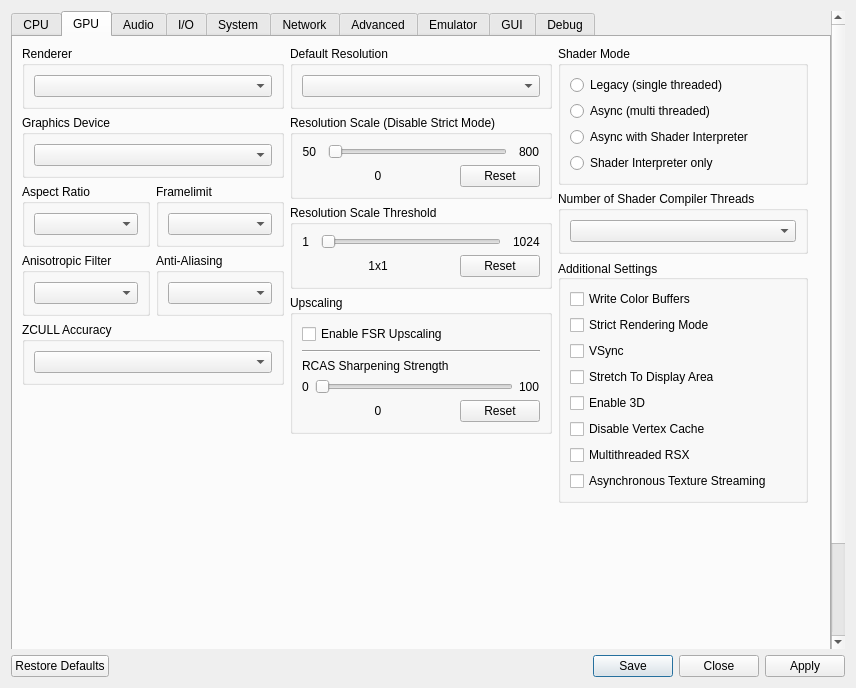
Qt form rpcs3/rpcs3qt/settings_dialog.ui (RPCS3/rpcs3) before a commit.
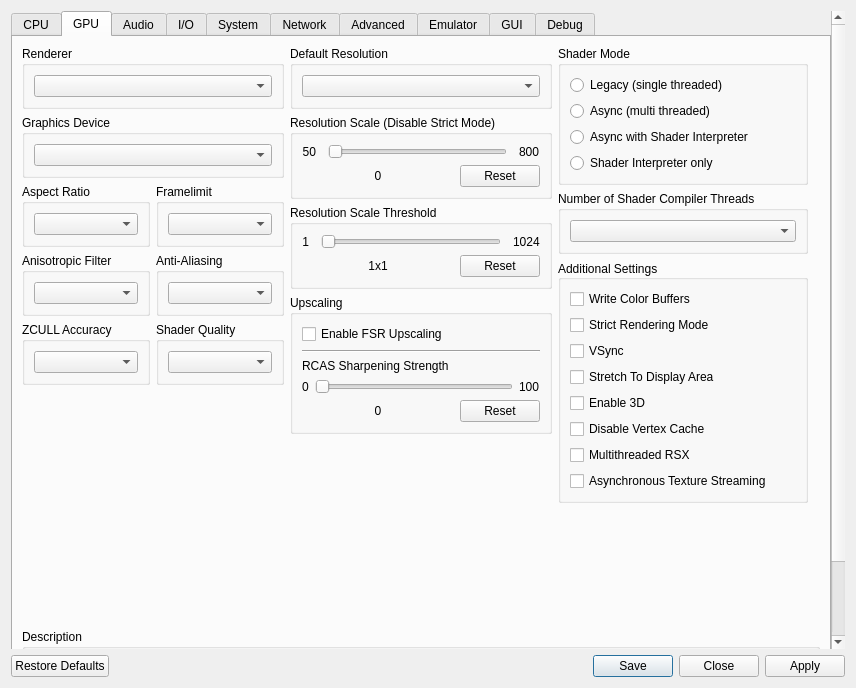
The same form after that commit. The open tabs and pages were chosen to show the change. Icons and pictures are not drawn.

Commit message: rsx: Move fp16 toggle to a global shader precision option

Patch:
```diff
--- a/rpcs3/rpcs3qt/settings_dialog.ui
+++ b/rpcs3/rpcs3qt/settings_dialog.ui
@@ -43,8 +43,8 @@
        <rect>
         <x>0</x>
         <y>0</y>
-        <width>838</width>
-        <height>641</height>
+        <width>821</width>
+        <height>678</height>
        </rect>
       </property>
       <property name="sizePolicy">
@@ -54,7 +54,7 @@
        </sizepolicy>
       </property>
       <property name="currentIndex">
-       <number>0</number>
+       <number>1</number>
       </property>
       <widget class="QWidget" name="coreTab">
        <attribute name="title">
@@ -209,8 +209,8 @@
                 <widget class="QSlider" name="maxPreemptCount">
                  <property name="sizePolicy">
                   <sizepolicy hsizetype="Preferred" vsizetype="Minimum">
-                    <horstretch>0</horstretch>
-                    <verstretch>0</verstretch>
+                   <horstretch>0</horstretch>
+                   <verstretch>0</verstretch>
                   </sizepolicy>
                  </property>
                  <property name="orientation">
@@ -519,7 +519,7 @@
             </item>
             <item>
              <widget class="QWidget" name="widget_gpu_3" native="true">
-              <layout class="QHBoxLayout" name="widget_gpu_3_layout" stretch="1">
+              <layout class="QHBoxLayout" name="widget_gpu_3_layout" stretch="1,1">
                <property name="leftMargin">
                 <number>0</number>
                </property>
@@ -544,6 +544,18 @@
                  </layout>
                 </widget>
                </item>
+               <item>
+                <widget class="QGroupBox" name="gbShaderPrecision">
+                 <property name="title">
+                  <string>Shader Quality</string>
+                 </property>
+                 <layout class="QVBoxLayout" name="gbShaderPrecision_layout">
+                  <item>
+                   <widget class="QComboBox" name="shaderPrecision"/>
+                  </item>
+                 </layout>
+                </widget>
+               </item>
               </layout>
              </widget>
             </item>
@@ -2537,13 +2549,6 @@
                  </property>
                 </widget>
                </item>
-               <item>
-                <widget class="QCheckBox" name="disableNativefp16">
-                 <property name="text">
-                  <string>Disable native float16 support</string>
-                 </property>
-                </widget>
-               </item>
                <item>
                 <widget class="QCheckBox" name="allowHostGPULabels">
                  <property name="text">
```
The commit also changes 8 other files.
